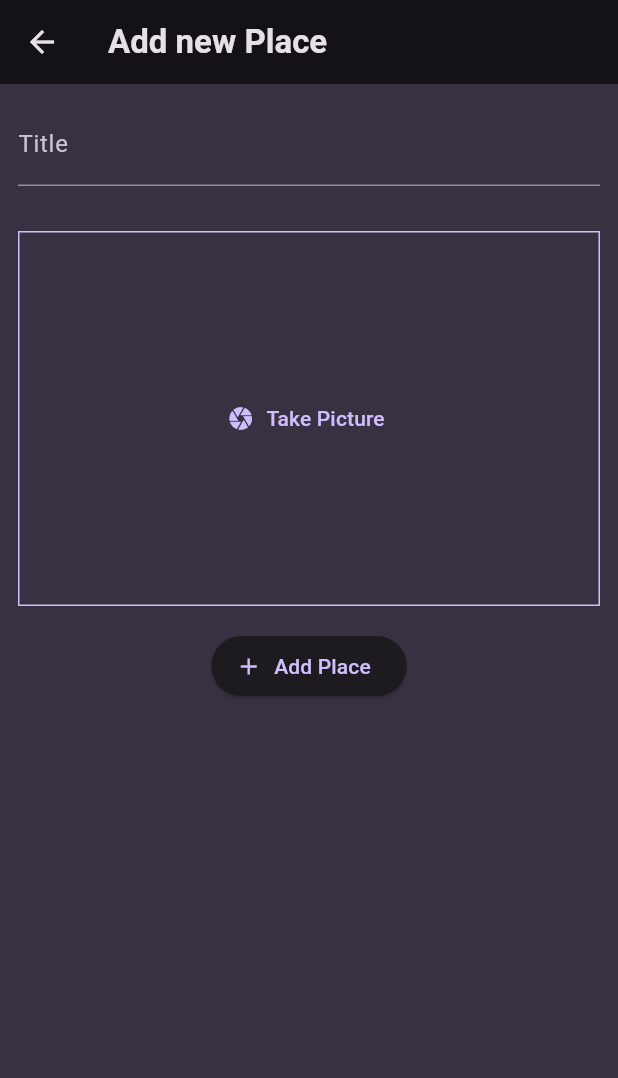
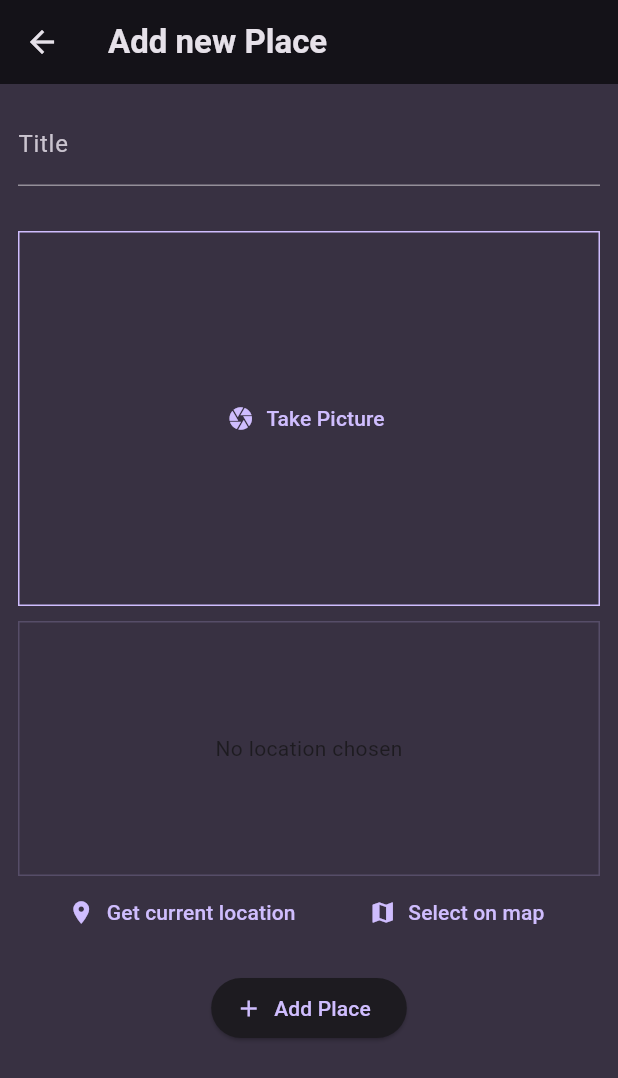
Before and after one commit to ThawedBuffalo/fdcg_13-favoriteplaces, a Flutter app: the AddPlaceScreen screen opened directly, on a phone screen of 412 x 824 dp. Shown: the top 1078 px of the screen. Run offline on Flutter 3.47's test engine with Material 3 defaults, Android fonts, the phone set to English and light mode, and no system bars; our stand-ins replace flutter_riverpod, google_fonts, image_picker; statements that could not run were skipped.

Commit message:
chapter 13 section 14

```diff
--- a/lib/screens/add_place_screen.dart
+++ b/lib/screens/add_place_screen.dart
@@ -2,6 +2,7 @@
 
 import 'package:favorite_places/providers/user_places.dart';
 import 'package:favorite_places/widgets/image_input.dart';
+import 'package:favorite_places/widgets/location_input.dart';
 import 'package:flutter/material.dart';
 import 'package:flutter_riverpod/flutter_riverpod.dart';
 
@@ -54,6 +55,8 @@
               _selectedImage = image;
               },
             ),
+            const SizedBox(height: 10,),
+            const LocationInput(),
             const SizedBox(
               height: 16,
             ),
--- /dev/null
+++ b/lib/widgets/location_input.dart
@@ -0,0 +1,46 @@
+import 'package:flutter/material.dart';
+
+class LocationInput extends StatefulWidget {
+  const LocationInput({super.key});
+
+  @override
+  State<LocationInput> createState() => _LocationInputState();
+}
+
+class _LocationInputState extends State<LocationInput> {
+  @override
+  Widget build(BuildContext context) {
+    return Column(
+      children: [
+        Container(
+          decoration: BoxDecoration(border: Border.all(
+        width: 1, color: Theme.of(context).colorScheme.primary.withOpacity(0.2),
+    ),
+          ),
+          height: 170,
+            alignment: Alignment.center,
+            width: double.infinity,
+          child: const Text('No location chosen',
+            textAlign: TextAlign.center,
+            style: Theme.of(context).textTheme.bodyLarge!.copyWith(color: Theme.of(context).onBackground),
+          ),
+        ),
+        Row(
+          mainAxisAlignment: MainAxisAlignment.spaceEvenly,
+          children: [
+            TextButton.icon(
+                onPressed: () {},
+                label: const Text('Get current location'),
+                icon: const Icon(Icons.location_on),
+            ),
+            TextButton.icon(
+              onPressed: () {},
+              label: const Text('Select on map'),
+              icon: const Icon(Icons.map),
+            )
+          ],
+        ),
+      ],
+    );
+  }
+}
--- a/pubspec.yaml
+++ b/pubspec.yaml
@@ -39,6 +39,7 @@
   uuid: ^4.5.1
   flutter_riverpod: ^2.6.1
   image_picker: ^1.1.2
+  location: ^7.0.1
 
 dev_dependencies:
   flutter_test:
```
Also changed, not shown: pubspec.lock, 2 other files.
